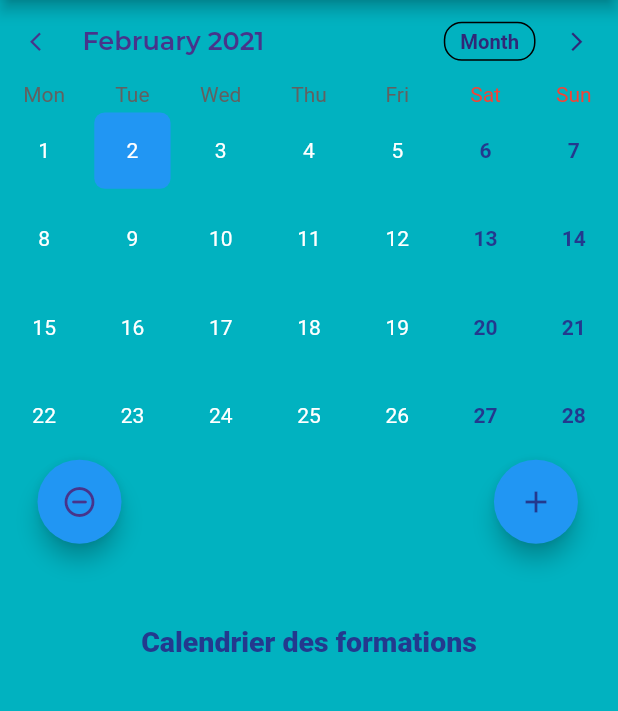
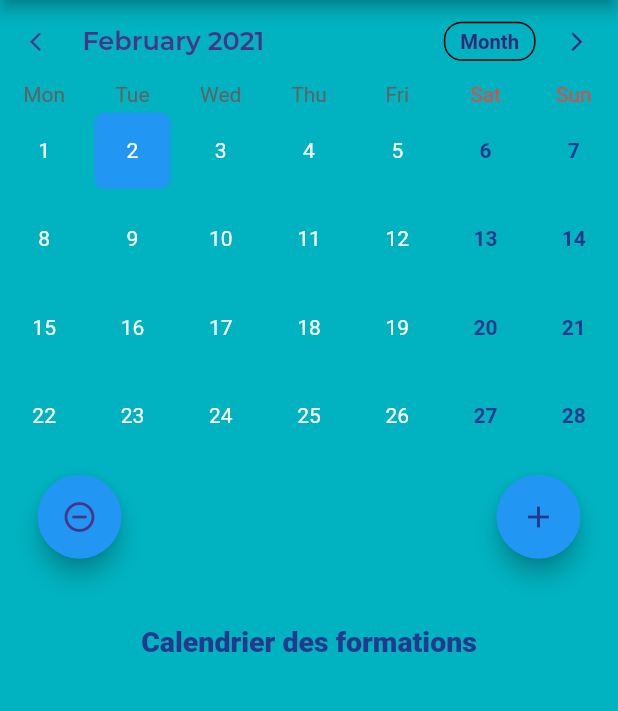
Before and after one commit to SebastianRodCimas/CFTC-FPT34, a Flutter app: the Calendrier1 screen opened directly, on a phone screen of 412 x 824 dp, the part 84-795 px from its top. Run offline on Flutter 3.47's test engine with Material 2 defaults, Android fonts, the phone set to English and light mode, and no system bars; drawn by our look-alikes of table_calendar; our stand-ins replace file_picker, google_fonts, shared_preferences, splashscreen, url_launcher_web; missing offline and left inert: advance_pdf_viewer, image_ink_well; accounts and stored records are empty; network calls fail; statements that could not run were skipped.

Commit message:
02 février

```diff
--- a/lib/calendrier/cal-formation.dart
+++ b/lib/calendrier/cal-formation.dart
@@ -149,11 +149,15 @@ class _CalendrierState extends State<Calendrier1> {
               ),
               ..._selectformation.map((formation) => ListTile(
                     title: Text(formation),
+                    contentPadding: EdgeInsets.fromLTRB(50, 5, 0, 0),
+                    selected: true,
+                    selectedTileColor: Color(0xFF47348B),
                   )),
               Stack(
                 children: <Widget>[
                   Positioned(
                     left: 25,
+                    top: 10,
                     child: FloatingActionButton(
                       heroTag: "supprimer une formation",
                       child: Icon(Icons.remove_circle_outline_rounded),
@@ -163,8 +167,9 @@ class _CalendrierState extends State<Calendrier1> {
                       foregroundColor: Color(4282856587),
                     ),
                   ),
-                  Align(
-                    alignment: Alignment(0.85, 0.00),
+                  Positioned(
+                    right: 25,
+                    top: 10,
                     child: FloatingActionButton(
                         heroTag: "ajouter une formation",
                         shape: CircleBorder(),
--- a/lib/main.dart
+++ b/lib/main.dart
@@ -29,7 +29,7 @@ class _ScreenState extends State<Screen> {
   @override
   Widget build(BuildContext context) {
     return SplashScreen(
-      seconds: 5,
+      seconds: 4,
       backgroundColor: Color(4281415051),
       image: Image.asset('assets/logo.png'),
       loaderColor: Color(4279598252),
```
Also changed, not shown: lib/calendrier/cal-syndicat.dart (+7 -4 lines).
